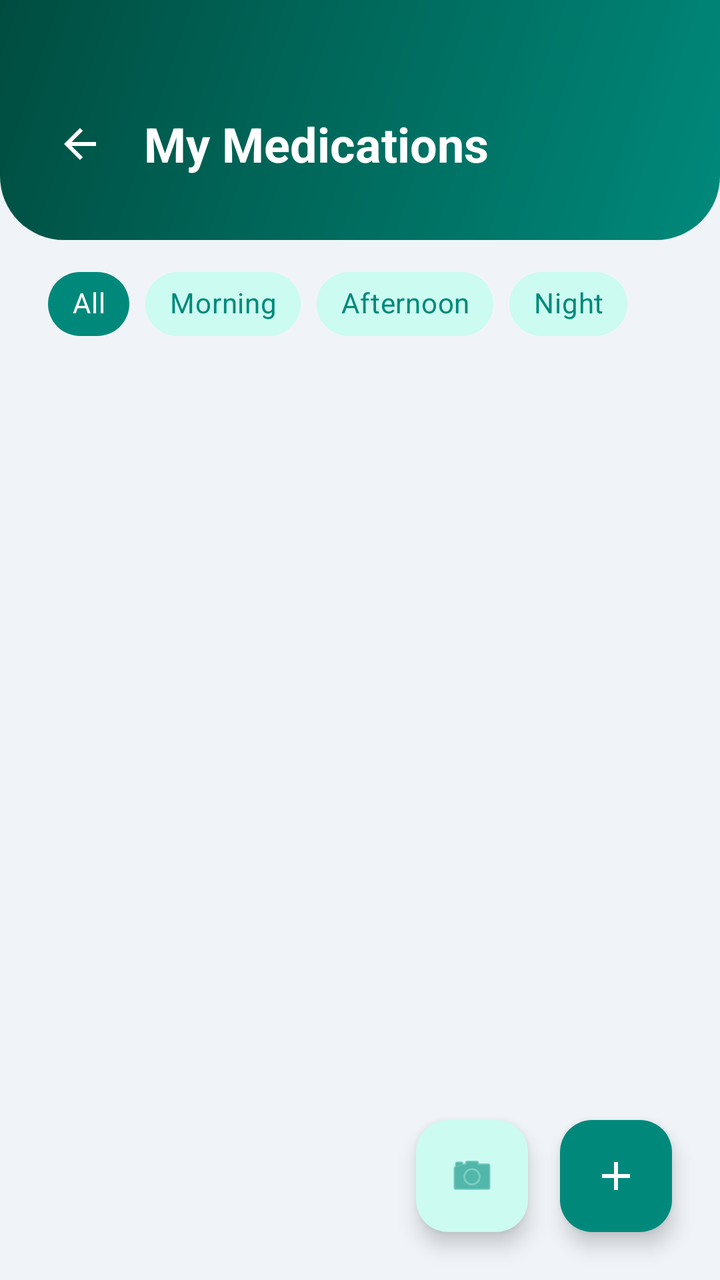
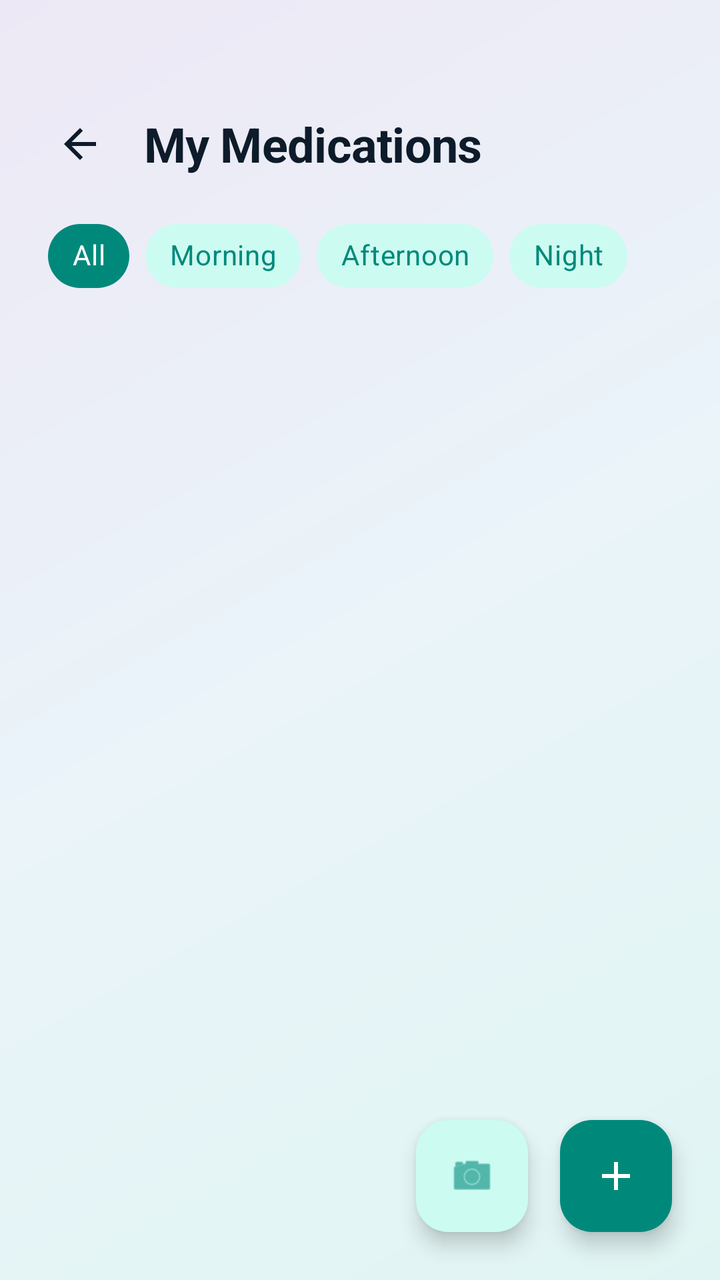

Screens rendered from an Android XML layout before and after an edit, with the pre-edit source and the edit as a unified diff.
<!-- AndroidManifest.xml: application theme Theme.VitalFlow -->
<!-- res/layout/fragment_meds.xml -->
<?xml version="1.0" encoding="utf-8"?>
<androidx.constraintlayout.widget.ConstraintLayout xmlns:android="http://schemas.android.com/apk/res/android"
    xmlns:app="http://schemas.android.com/apk/res-auto"
    xmlns:tools="http://schemas.android.com/tools"
    android:layout_width="match_parent"
    android:layout_height="match_parent"
    android:background="@color/app_background">

    <View
        android:id="@+id/headerBg"
        android:layout_width="match_parent"
        android:layout_height="120dp"
        android:background="@drawable/bg_header_gradient"
        app:layout_constraintTop_toTopOf="parent" />

    <LinearLayout
        android:id="@+id/headerContent"
        android:layout_width="match_parent"
        android:layout_height="wrap_content"
        android:layout_marginTop="48dp"
        android:orientation="horizontal"
        android:gravity="center_vertical"
        app:layout_constraintTop_toTopOf="parent">

        <ImageView
            android:id="@+id/btnBack"
            android:layout_width="48dp"
            android:layout_height="48dp"
            android:layout_marginStart="16dp"
            android:padding="12dp"
            android:src="@drawable/ic_arrow_back"
            android:contentDescription="back button"
            app:tint="@color/text_on_primary"
            android:background="?attr/selectableItemBackgroundBorderless"
            android:clickable="true"
            android:focusable="true" />

        <TextView
            android:id="@+id/tvTitle"
            android:layout_width="wrap_content"
            android:layout_height="wrap_content"
            android:text="My Medications"
            android:textColor="@color/text_on_primary"
            android:textSize="24sp"
            android:textStyle="bold"
            android:layout_marginStart="8dp" />
    </LinearLayout>

    <HorizontalScrollView
        android:id="@+id/scrollFilters"
        android:layout_width="match_parent"
        android:layout_height="wrap_content"
        android:layout_marginTop="16dp"
        android:scrollbars="none"
        app:layout_constraintTop_toBottomOf="@id/headerBg">

        <com.google.android.material.chip.ChipGroup
            android:id="@+id/chipGroupFilters"
            android:layout_width="wrap_content"
            android:layout_height="wrap_content"
            android:paddingHorizontal="24dp"
            app:selectionRequired="true"
            app:singleSelection="true">

            <com.google.android.material.chip.Chip
                android:id="@+id/chipAll"
                style="@style/Widget.MaterialComponents.Chip.Choice"
                android:layout_width="wrap_content"
                android:layout_height="wrap_content"
                android:checked="true"
                android:text="All"
                android:textAlignment="center"
                android:textColor="@color/selector_chip_text"
                app:chipBackgroundColor="@color/selector_chip_bg"
                app:chipStrokeWidth="0dp"
                app:ensureMinTouchTargetSize="false"
                tools:ignore="TouchTargetSizeCheck" />

            <com.google.android.material.chip.Chip
                android:id="@+id/chipMorning"
                style="@style/Widget.MaterialComponents.Chip.Choice"
                android:layout_width="wrap_content"
                android:layout_height="wrap_content"
                android:text="Morning"
                android:textAlignment="center"
                android:textColor="@color/selector_chip_text"
                app:chipBackgroundColor="@color/selector_chip_bg"
                app:chipStrokeWidth="0dp"
                app:ensureMinTouchTargetSize="false"
                tools:ignore="TouchTargetSizeCheck" />

            <com.google.android.material.chip.Chip
                android:id="@+id/chipAfternoon"
                style="@style/Widget.MaterialComponents.Chip.Choice"
                android:layout_width="wrap_content"
                android:layout_height="wrap_content"
                android:text="Afternoon"
                android:textAlignment="center"
                android:textColor="@color/selector_chip_text"
                app:chipBackgroundColor="@color/selector_chip_bg"
                app:chipStrokeWidth="0dp"
                app:ensureMinTouchTargetSize="false"
                tools:ignore="TouchTargetSizeCheck" />

            <com.google.android.material.chip.Chip
                android:id="@+id/chipNight"
                style="@style/Widget.MaterialComponents.Chip.Choice"
                android:layout_width="wrap_content"
                android:layout_height="wrap_content"
                android:text="Night"
                android:textAlignment="center"
                android:textColor="@color/selector_chip_text"
                app:chipBackgroundColor="@color/selector_chip_bg"
                app:chipStrokeWidth="0dp"
                app:ensureMinTouchTargetSize="false"
                tools:ignore="TouchTargetSizeCheck" />

        </com.google.android.material.chip.ChipGroup>
    </HorizontalScrollView>

    <androidx.recyclerview.widget.RecyclerView
        android:id="@+id/rvMeds"
        android:layout_width="match_parent"
        android:layout_height="0dp"
        android:layout_marginTop="8dp"
        android:paddingHorizontal="16dp"
        android:clipToPadding="false"
        android:paddingBottom="100dp"
        app:layout_constraintBottom_toBottomOf="parent"
        app:layout_constraintTop_toBottomOf="@id/scrollFilters" />

    <LinearLayout
        android:id="@+id/layoutEmpty"
        android:layout_width="wrap_content"
        android:layout_height="wrap_content"
        android:orientation="vertical"
        android:gravity="center"
        android:visibility="gone"
        app:layout_constraintTop_toBottomOf="@id/headerBg"
        app:layout_constraintBottom_toBottomOf="parent"
        app:layout_constraintStart_toStartOf="parent"
        app:layout_constraintEnd_toEndOf="parent">

        <ImageView
            android:layout_width="100dp"
            android:layout_height="100dp"
            android:src="@drawable/ic_empty_box"
            android:alpha="0.5" />

        <TextView
            android:id="@+id/tvEmptyTitle"
            android:layout_width="wrap_content"
            android:layout_height="wrap_content"
            android:text="No medications yet"
            android:textColor="@color/text_secondary"
            android:textSize="18sp"
            android:textStyle="bold"
            android:layout_marginTop="16dp" />

        <TextView
            android:id="@+id/tvEmptySubtitle"
            android:layout_width="wrap_content"
            android:layout_height="wrap_content"
            android:text="Tap + to add your first prescription"
            android:textColor="@color/icon_unselected"
            android:textSize="14sp"
            android:layout_marginTop="4dp" />
    </LinearLayout>

    <com.google.android.material.floatingactionbutton.FloatingActionButton
        android:id="@+id/fabScanMed"
        android:layout_width="wrap_content"
        android:layout_height="wrap_content"
        android:layout_marginEnd="16dp"
        android:layout_marginBottom="24dp"
        android:src="@android:drawable/ic_menu_camera"
        app:backgroundTint="@color/chip_bg_selected"
        app:tint="@color/primary"
        app:fabSize="mini"
        android:contentDescription="Scan Prescription"
        app:layout_constraintBottom_toBottomOf="parent"
        app:layout_constraintEnd_toStartOf="@id/fabAddMed" />

    <com.google.android.material.floatingactionbutton.FloatingActionButton
        android:id="@+id/fabAddMed"
        android:layout_width="wrap_content"
        android:layout_height="wrap_content"
        android:layout_margin="24dp"
        android:src="@drawable/ic_add"
        app:backgroundTint="@color/primary"
        android:contentDescription="Button to add medication"
        app:tint="@color/white"
        app:layout_constraintBottom_toBottomOf="parent"
        app:layout_constraintEnd_toEndOf="parent" />

</androidx.constraintlayout.widget.ConstraintLayout>
<!-- resources referenced by this layout -->
<resources>
  <color name="app_background">#F0F4F8</color>
  <color name="chip_bg_selected">#CCFBF1</color>
  <color name="icon_unselected">#94A3B8</color>
  <color name="primary">#00897B</color>
  <color name="text_on_primary">#FFFFFF</color>
  <color name="text_secondary">#64748B</color>
  <color name="white">#FFFFFFFF</color>
  <!-- drawable bg_header_gradient (drawable) -->
  <?xml version="1.0" encoding="utf-8"?>
  <shape xmlns:android="http://schemas.android.com/apk/res/android">
      <gradient
          android:angle="135"
          android:endColor="#004D40"
          android:startColor="#00897B" />
      <corners
          android:bottomLeftRadius="32dp"
          android:bottomRightRadius="32dp" />
  </shape>
  <!-- drawable ic_add (drawable) -->
  <vector xmlns:android="http://schemas.android.com/apk/res/android" android:height="24dp" android:tint="#000000" android:viewportHeight="960" android:viewportWidth="960" android:width="24dp">
        
      <path android:fillColor="@android:color/white" android:pathData="M440,520L200,520L200,440L440,440L440,200L520,200L520,440L760,440L760,520L520,520L520,760L440,760L440,520Z"/>
      
  </vector>
  <!-- drawable ic_empty_box (drawable) -->
  <vector xmlns:android="http://schemas.android.com/apk/res/android"
      android:width="100dp"
      android:height="100dp"
      android:tint="@color/primary"
      android:viewportWidth="24"
      android:viewportHeight="24">
      <path
          android:fillColor="@color/white"
          android:pathData="M19,3H5C3.9,3 3,3.9 3,5v14c0,1.1 0.9,2 2,2h14c1.1,0 2,-0.9 2,-2V5C21,3.9 20.1,3 19,3zM12,17c-0.55,0 -1,-0.45 -1,-1v-2h-2c-0.55,0 -1,-0.45 -1,-1s0.45,-1 1,-1h2v-2c0,-0.55 0.45,-1 1,-1s1,0.45 1,1v2h2c0.55,0 1,0.45 1,1s-0.45,1 -1,1h-2v2C13,16.55 12.55,17 12,17z" />
  </vector>
  <style name="Theme.VitalFlow" parent="Base.Theme.VitalFlow" />
  <style name="Base.Theme.VitalFlow" parent="Theme.Material3.Light.NoActionBar">
          <item name="colorPrimary">@color/primary</item>
          <item name="colorPrimaryVariant">@color/primary_dark</item>
          <item name="colorOnPrimary">@color/white</item>
          <item name="colorSecondary">@color/secondary</item>
          <item name="colorSecondaryVariant">@color/secondary_dark</item>
          <item name="colorOnSecondary">@color/black</item>
  
          <item name="android:statusBarColor">@color/app_background</item>
          <item name="android:windowLightStatusBar">true</item>
          <item name="android:colorBackground">@color/app_background</item>
          <item name="colorSurface">@color/app_surface</item>
          <item name="android:textColorPrimary">@color/text_primary</item>
          <item name="android:textColorSecondary">@color/text_secondary</item>
      </style>
  <color name="primary_dark">#00695C</color>
  <color name="secondary">#FF7043</color>
  <color name="secondary_dark">#E64A19</color>
  <color name="black">#FF000000</color>
  <color name="app_surface">#FFFFFF</color>
  <color name="text_primary">#0D1B2A</color>
  <!-- unchanged entries left out for length: 1 -->
</resources>

<!-- the commit's change to res/layout/fragment_meds.xml (unified diff, before → after) -->
@@ -4,14 +4,7 @@
     xmlns:tools="http://schemas.android.com/tools"
     android:layout_width="match_parent"
     android:layout_height="match_parent"
-    android:background="@color/app_background">
-
-    <View
-        android:id="@+id/headerBg"
-        android:layout_width="match_parent"
-        android:layout_height="120dp"
-        android:background="@drawable/bg_header_gradient"
-        app:layout_constraintTop_toTopOf="parent" />
+    android:background="@drawable/bg_page_gradient">
 
     <LinearLayout
         android:id="@+id/headerContent"
@@ -30,7 +23,7 @@
             android:padding="12dp"
             android:src="@drawable/ic_arrow_back"
             android:contentDescription="back button"
-            app:tint="@color/text_on_primary"
+            app:tint="@color/text_primary"
             android:background="?attr/selectableItemBackgroundBorderless"
             android:clickable="true"
             android:focusable="true" />
@@ -40,7 +33,8 @@
             android:layout_width="wrap_content"
             android:layout_height="wrap_content"
             android:text="My Medications"
-            android:textColor="@color/text_on_primary"
+            android:textAppearance="@style/TextAppearance.VitalFlow.Headline"
+            android:textColor="@color/text_primary"
             android:textSize="24sp"
             android:textStyle="bold"
             android:layout_marginStart="8dp" />
@@ -52,7 +46,7 @@
         android:layout_height="wrap_content"
         android:layout_marginTop="16dp"
         android:scrollbars="none"
-        app:layout_constraintTop_toBottomOf="@id/headerBg">
+        app:layout_constraintTop_toBottomOf="@id/headerContent">
 
         <com.google.android.material.chip.ChipGroup
             android:id="@+id/chipGroupFilters"
@@ -136,22 +130,24 @@
         android:orientation="vertical"
         android:gravity="center"
         android:visibility="gone"
-        app:layout_constraintTop_toBottomOf="@id/headerBg"
+        app:layout_constraintTop_toBottomOf="@id/headerContent"
         app:layout_constraintBottom_toBottomOf="parent"
         app:layout_constraintStart_toStartOf="parent"
         app:layout_constraintEnd_toEndOf="parent">
 
-        <ImageView
-            android:layout_width="100dp"
-            android:layout_height="100dp"
-            android:src="@drawable/ic_empty_box"
-            android:alpha="0.5" />
+        <com.airbnb.lottie.LottieAnimationView
+            android:layout_width="180dp"
+            android:layout_height="180dp"
+            app:lottie_rawRes="@raw/anim_empty_meds"
+            app:lottie_autoPlay="true"
+            app:lottie_loop="true" />
 
         <TextView
             android:id="@+id/tvEmptyTitle"
             android:layout_width="wrap_content"
             android:layout_height="wrap_content"
             android:text="No medications yet"
+            android:textAppearance="@style/TextAppearance.VitalFlow.Title"
             android:textColor="@color/text_secondary"
             android:textSize="18sp"
             android:textStyle="bold"
@@ -162,6 +158,7 @@
             android:layout_width="wrap_content"
             android:layout_height="wrap_content"
             android:text="Tap + to add your first prescription"
+            android:textAppearance="@style/TextAppearance.VitalFlow.Body"
             android:textColor="@color/icon_unselected"
             android:textSize="14sp"
             android:layout_marginTop="4dp" />
@@ -189,7 +186,7 @@
         android:src="@drawable/ic_add"
         app:backgroundTint="@color/primary"
         android:contentDescription="Button to add medication"
-        app:tint="@color/white"
+        app:tint="@color/text_on_primary"
         app:layout_constraintBottom_toBottomOf="parent"
         app:layout_constraintEnd_toEndOf="parent" />
 
<!-- resource entries referenced after the edit -->
@@ -6,36 +6,48 @@
   <color name="primary">#00897B</color>
   <color name="text_on_primary">#FFFFFF</color>
   <color name="text_secondary">#64748B</color>
+  <!-- drawable bg_page_gradient (drawable) -->
+  <?xml version="1.0" encoding="utf-8"?>
+  <shape xmlns:android="http://schemas.android.com/apk/res/android"
+      android:shape="rectangle">
+      <gradient
+          android:type="linear"
+          android:angle="135"
+          android:startColor="@color/page_gradient_start"
+          android:centerColor="@color/page_gradient_mid"
+          android:endColor="@color/page_gradient_end" />
+  </shape>
   <color name="white">#FFFFFFFF</color>
-  <!-- drawable bg_header_gradient (drawable) -->
-  <?xml version="1.0" encoding="utf-8"?>
-  <shape xmlns:android="http://schemas.android.com/apk/res/android">
-      <gradient
-          android:angle="135"
-          android:endColor="#004D40"
-          android:startColor="#00897B" />
-      <corners
-          android:bottomLeftRadius="32dp"
-          android:bottomRightRadius="32dp" />
-  </shape>
   <!-- drawable ic_add (drawable) -->
   <vector xmlns:android="http://schemas.android.com/apk/res/android" android:height="24dp" android:tint="#000000" android:viewportHeight="960" android:viewportWidth="960" android:width="24dp">
         
       <path android:fillColor="@android:color/white" android:pathData="M440,520L200,520L200,440L440,440L440,200L520,200L520,440L760,440L760,520L520,520L520,760L440,760L440,520Z"/>
       
   </vector>
-  <!-- drawable ic_empty_box (drawable) -->
-  <vector xmlns:android="http://schemas.android.com/apk/res/android"
-      android:width="100dp"
-      android:height="100dp"
-      android:tint="@color/primary"
-      android:viewportWidth="24"
-      android:viewportHeight="24">
-      <path
-          android:fillColor="@color/white"
-          android:pathData="M19,3H5C3.9,3 3,3.9 3,5v14c0,1.1 0.9,2 2,2h14c1.1,0 2,-0.9 2,-2V5C21,3.9 20.1,3 19,3zM12,17c-0.55,0 -1,-0.45 -1,-1v-2h-2c-0.55,0 -1,-0.45 -1,-1s0.45,-1 1,-1h2v-2c0,-0.55 0.45,-1 1,-1s1,0.45 1,1v2h2c0.55,0 1,0.45 1,1s-0.45,1 -1,1h-2v2C13,16.55 12.55,17 12,17z" />
-  </vector>
+  <style name="TextAppearance.VitalFlow.Body" parent="TextAppearance.Material3.BodyMedium">
+          <item name="android:fontFamily">@font/custom_font</item>
+          <item name="android:textSize">14sp</item>
+          <item name="android:textStyle">normal</item>
+          <item name="android:lineSpacingMultiplier">1.4</item>
+          <item name="android:textColor">@color/text_secondary</item>
+      </style>
+  <style name="TextAppearance.VitalFlow.Headline" parent="TextAppearance.Material3.HeadlineMedium">
+          <item name="android:fontFamily">@font/custom_font</item>
+          <item name="android:textSize">24sp</item>
+          <item name="android:textStyle">bold</item>
+          <item name="android:letterSpacing">-0.01</item>
+          <item name="android:textColor">@color/text_primary</item>
+      </style>
+  <style name="TextAppearance.VitalFlow.Title" parent="TextAppearance.Material3.TitleMedium">
+          <item name="android:fontFamily">@font/custom_font</item>
+          <item name="android:textSize">18sp</item>
+          <item name="android:textStyle">bold</item>
+          <item name="android:textColor">@color/text_primary</item>
+      </style>
   <style name="Theme.VitalFlow" parent="Base.Theme.VitalFlow" />
+  <color name="page_gradient_start">#E0F5F3</color>
+  <color name="page_gradient_mid">#EAF4F9</color>
+  <color name="page_gradient_end">#EDE8F5</color>
   <style name="Base.Theme.VitalFlow" parent="Theme.Material3.Light.NoActionBar">
           <item name="colorPrimary">@color/primary</item>
           <item name="colorPrimaryVariant">@color/primary_dark</item>
@@ -44,7 +56,8 @@
           <item name="colorSecondaryVariant">@color/secondary_dark</item>
           <item name="colorOnSecondary">@color/black</item>
   
-          <item name="android:statusBarColor">@color/app_background</item>
+          
+          <item name="android:statusBarColor">@color/page_gradient_start</item>
           <item name="android:windowLightStatusBar">true</item>
           <item name="android:colorBackground">@color/app_background</item>
           <item name="colorSurface">@color/app_surface</item>
